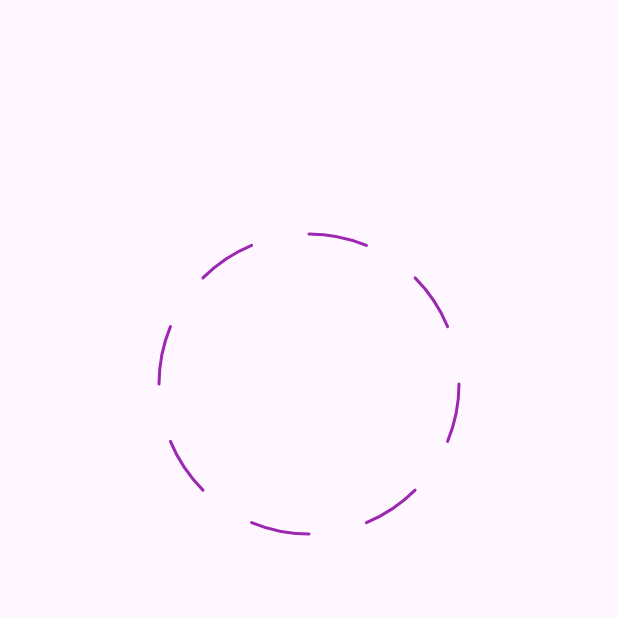
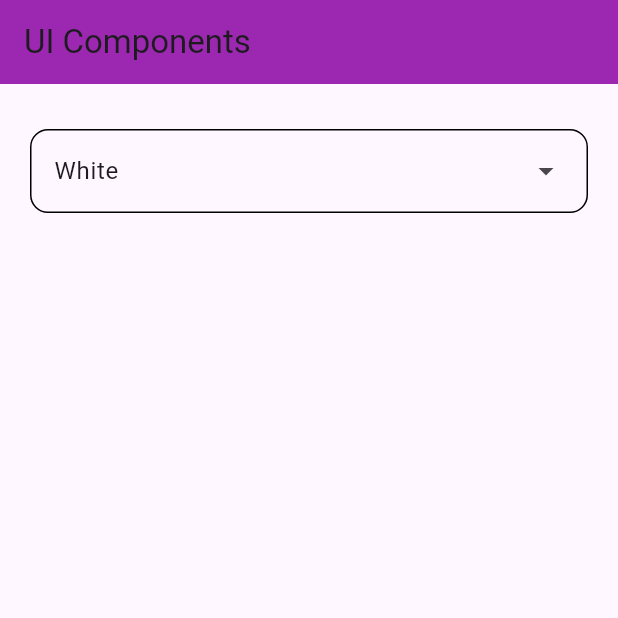
Before and after one commit to gaurishankar007/Flutter-Custom-UI-Components, a Flutter app: the screen it shows after launch, on a phone screen of 412 x 824 dp, the top half of it. Run offline on Flutter 3.47's test engine with Material 3 defaults, Android fonts, the phone set to English and light mode, and no system bars; our stand-ins replace flutter_hooks, shimmer.

Commit message:
feat: dropdown menu and loading circle

```diff
--- a/lib/main.dart
+++ b/lib/main.dart
@@ -1,5 +1,6 @@
 import 'package:flutter/material.dart';
-import 'package:ui_components/painters/dotted_circle_widget.dart';
+
+import 'user_inputs/drop_down_menu_widget.dart';
 
 void main() {
   runApp(const CustomUIComponents());
@@ -11,22 +12,37 @@ class CustomUIComponents extends StatelessWidget {
   @override
   Widget build(BuildContext context) {
     return MaterialApp(
+      debugShowCheckedModeBanner: false,
       title: 'Flutter Custom UI Components',
       theme: ThemeData(
         colorScheme: ColorScheme.fromSeed(seedColor: Colors.deepPurple),
         useMaterial3: true,
       ),
       home: Scaffold(
-        appBar: AppBar(),
-        body: const Column(
-          children: [
-            SizedBox(width: double.maxFinite, height: 100),
-            DottedCircleWidget(
-              radius: 100,
-              color: Colors.purple,
-              dotsNumber: 8,
-            )
-          ],
+        appBar: AppBar(
+          title: const Text("UI Components"),
+          backgroundColor: Colors.purple,
+        ),
+        body: SingleChildScrollView(
+          padding: const EdgeInsets.all(20),
+          child: Column(
+            children: [
+              const SizedBox(width: double.maxFinite, height: 10),
+              DropDownMenuWidget(
+                width: MediaQuery.of(context).size.width - 40,
+                enableFilter: false,
+                controller: TextEditingController(),
+                initialSelection: 1,
+                entries: const [
+                  DropdownMenuEntry(value: 0, label: "Unknown"),
+                  DropdownMenuEntry(value: 1, label: "White"),
+                  DropdownMenuEntry(value: 2, label: "Black"),
+                  DropdownMenuEntry(value: 3, label: "Red"),
+                ],
+                onSelected: (value) {},
+              ),
+            ],
+          ),
         ),
       ),
     );
--- /dev/null
+++ b/lib/user_inputs/drop_down_menu_widget.dart
@@ -0,0 +1,102 @@
+import 'package:flutter/material.dart';
+
+/// The [width] of the dropdown menu will also decide
+/// the width of the popup container.
+class DropDownMenuWidget<T> extends StatelessWidget {
+  final double? width;
+  final Widget? label;
+  final String? hintText;
+  final bool enableFilter;
+  final bool enableSearch;
+  final TextEditingController? controller;
+  final T? initialSelection;
+  final Function(T?)? onSelected;
+  final FilterCallback<T>? filterCallback;
+  final SearchCallback<T>? searchCallback;
+  final List<DropdownMenuEntry<T>> entries;
+
+  const DropDownMenuWidget({
+    super.key,
+    this.width,
+    this.label,
+    this.hintText,
+    this.enableFilter = false,
+    this.enableSearch = true,
+    this.controller,
+    this.initialSelection,
+    this.onSelected,
+    this.filterCallback,
+    this.searchCallback,
+    required this.entries,
+  });
+
+  @override
+  Widget build(BuildContext context) {
+    return ButtonTheme(
+      alignedDropdown: true,
+      child: DropdownMenu<T>(
+        width: width,
+        label: label,
+        hintText: hintText,
+        enableFilter: enableFilter,
+        enableSearch: enableSearch,
+        controller: controller,
+        initialSelection: initialSelection,
+        onSelected: onSelected,
+        requestFocusOnTap: true,
+        inputDecorationTheme: InputDecorationTheme(
+          enabledBorder: OutlineInputBorder(
+            borderRadius: BorderRadius.circular(12),
+          ),
+          focusedBorder: OutlineInputBorder(
+            borderRadius: BorderRadius.circular(12),
+          ),
+        ),
+        menuStyle: const MenuStyle(
+          backgroundColor: WidgetStatePropertyAll(Colors.lightBlue),
+          shape: WidgetStatePropertyAll(
+            RoundedRectangleBorder(
+              borderRadius: BorderRadius.all(Radius.circular(12)),
+            ),
+          ),
+        ),
+        filterCallback: filterCallback,
+        searchCallback: searchCallback,
+        dropdownMenuEntries: entries
+            .map<DropdownMenuEntry<T>>(
+              (dropDownItem) => DropdownMenuEntry<T>(
+                value: dropDownItem.value,
+                label: dropDownItem.label,
+              ),
+            )
+            .toList(),
+      ),
+    );
+  }
+}
+
+/// Holds dropdown visible text and value associated with it.
+/// Value will be returned on changing dropdown item.
+/// [label] is the text which will be displayed.
+class DropDownEntry<T> {
+  final T value;
+  final String label;
+
+  const DropDownEntry({
+    required this.value,
+    required this.label,
+  });
+
+  @override
+  String toString() => 'DropDownItem(value: $value, label: $label)';
+
+  @override
+  bool operator ==(covariant DropDownEntry<T> other) {
+    if (identical(this, other)) return true;
+
+    return other.value == value && other.label == label;
+  }
+
+  @override
+  int get hashCode => value.hashCode ^ label.hashCode;
+}
```
Also changed, not shown: lib/user_inputs/drop_down_button_widget.dart (+22 -8 lines), lib/visual_layouts/loading_circle_widget.dart (added, +54 -0 lines).
